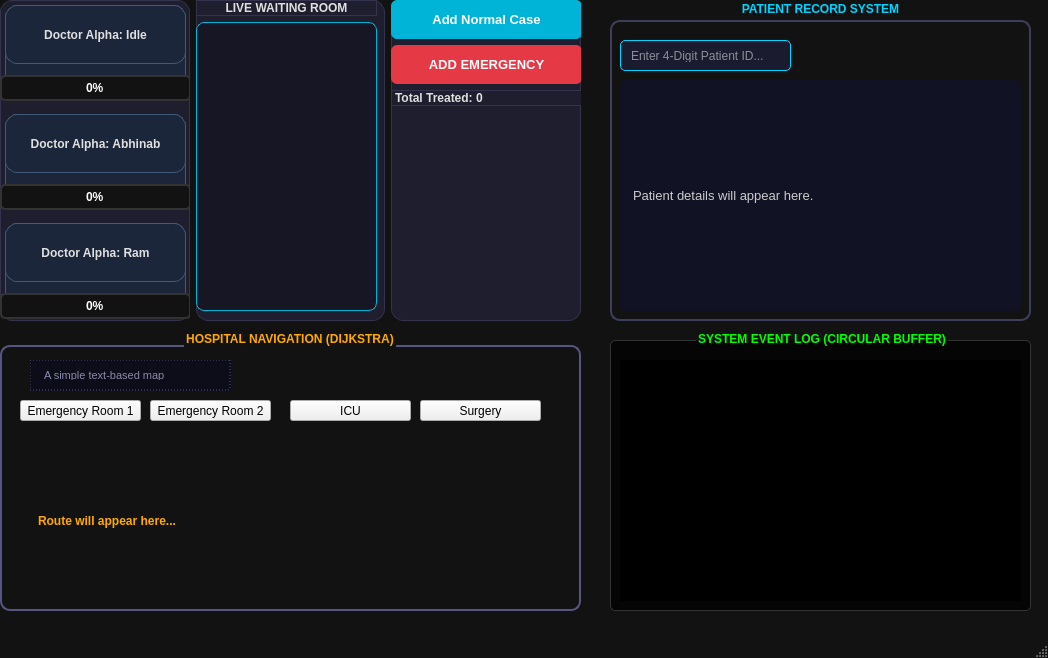
The window that mainwindow.ui (Abhinab-Basnet/Nexus-Health) describes before a commit, drawn with Qt 5.
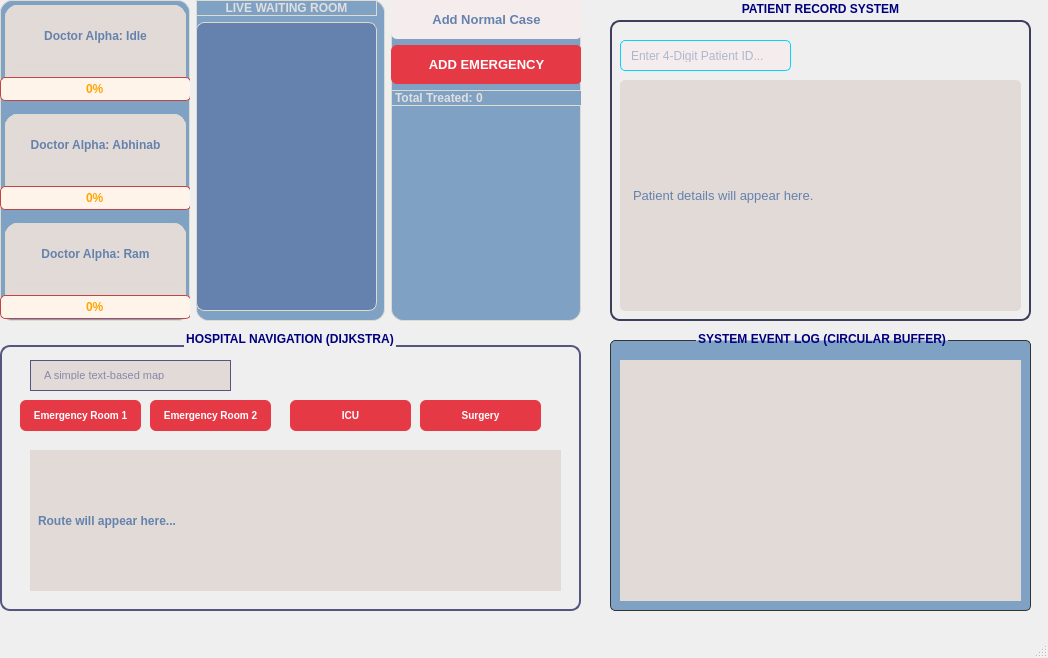
The same window after the commit.

The edit to the form file:
```diff
--- a/mainwindow.ui
+++ b/mainwindow.ui
@@ -14,9 +14,7 @@
    <string>MainWindow</string>
   </property>
   <property name="styleSheet">
-   <string notr="true">QMainWindow {
-    background-color: #121212;
-}</string>
+   <string notr="true"/>
   </property>
   <widget class="QWidget" name="centralwidget">
    <widget class="QWidget" name="horizontalLayoutWidget">
@@ -33,9 +31,9 @@
       <widget class="QFrame" name="frameDoctors">
        <property name="styleSheet">
         <string notr="true">QFrame {
-    background-color: #1E1E2E;
+    background-color: #7FA1C3;
     border-radius: 12px;
-    border: 1px solid #33334d;
+    border: 1px solid #DDDAD0;
 }</string>
        </property>
        <property name="frameShape">
@@ -58,8 +56,8 @@
           <widget class="QFrame" name="doc1">
            <property name="styleSheet">
             <string notr="true">QFrame {
-    background-color: #1B263B;
-    border: 1px solid #415A77; /* Subtle border to make it look like glass */
+    background-color: #E2DAD6;
+    
     margin: 5px;
 }</string>
            </property>
@@ -83,7 +81,7 @@
               <widget class="QLabel" name="lblDoc1Name">
                <property name="styleSheet">
                 <string notr="true">QLabel {
-    color: #E0E0E0;
+    color: #6482AD;
     font-family: &quot;Segoe UI&quot;;
     font-weight: 500;
 }</string>
@@ -100,12 +98,13 @@
               <widget class="QProgressBar" name="pbDoc1">
                <property name="styleSheet">
                 <string notr="true">QProgressBar {
-    border: 2px solid #333;
+    
     border-radius: 5px;
     text-align: center;
-    color: white;
+    color: orange;
     font-weight: bold;
-    background-color: #121212;
+    background-color: #FFF4EA;
+border: 1px solid #BF4646;
 }
 
 QProgressBar::chunk {
@@ -126,8 +125,8 @@
           <widget class="QFrame" name="doc2">
            <property name="styleSheet">
             <string notr="true">QFrame {
-    background-color: #1B263B;
-    border: 1px solid #415A77; /* Subtle border to make it look like glass */
+    background-color: #E2DAD6;
+    
     margin: 5px;
 }</string>
            </property>
@@ -151,7 +150,7 @@
               <widget class="QLabel" name="lblDoc2Name">
                <property name="styleSheet">
                 <string notr="true">QLabel {
-    color: #E0E0E0;
+    color: #6482AD;
     font-family: &quot;Segoe UI&quot;;
     font-weight: 500;
 }</string>
@@ -168,12 +167,13 @@
               <widget class="QProgressBar" name="pbDoc2">
                <property name="styleSheet">
                 <string notr="true">QProgressBar {
-    border: 2px solid #333;
+    
     border-radius: 5px;
     text-align: center;
-    color: white;
+    color: orange;
     font-weight: bold;
-    background-color: #121212;
+    background-color: #FFF4EA;
+border: 1px solid #BF4646;
 }
 
 QProgressBar::chunk {
@@ -194,8 +194,8 @@
           <widget class="QFrame" name="doc3">
            <property name="styleSheet">
             <string notr="true">QFrame {
-    background-color: #1B263B;
-    border: 1px solid #415A77; /* Subtle border to make it look like glass */
+    background-color: #E2DAD6;
+    
     margin: 5px;
 }</string>
            </property>
@@ -219,7 +219,7 @@
               <widget class="QLabel" name="lblDoc3Name">
                <property name="styleSheet">
                 <string notr="true">QLabel {
-    color: #E0E0E0;
+    color: #6482AD;
     font-family: &quot;Segoe UI&quot;;
     font-weight: 500;
 }</string>
@@ -236,12 +236,13 @@
               <widget class="QProgressBar" name="pbDoc3">
                <property name="styleSheet">
                 <string notr="true">QProgressBar {
-    border: 2px solid #333;
+    
     border-radius: 5px;
     text-align: center;
-    color: white;
+    color: orange;
     font-weight: bold;
-    background-color: #121212;
+    background-color: #FFF4EA;
+border: 1px solid #BF4646;
 }
 
 QProgressBar::chunk {
@@ -266,9 +267,9 @@
       <widget class="QFrame" name="frameQueue">
        <property name="styleSheet">
         <string notr="true">QFrame {
-    background-color: #1E1E2E;
+    background-color: #7FA1C3;
     border-radius: 12px;
-    border: 1px solid #33334d;
+    border: 1px solid #DDDAD0;
 }</string>
        </property>
        <property name="frameShape">
@@ -308,8 +309,8 @@
           <widget class="QListWidget" name="listPatients">
            <property name="styleSheet">
             <string notr="true">QListWidget {
-    background-color: #161625;
-    border: 1px solid #00B4D8;
+    background-color: #6482AD;
+    border: 1px solid #DDDAD0;
     border-radius: 8px;
     color: #E0E0E0;
     font-family: &quot;Segoe UI&quot;, sans-serif;
@@ -327,9 +328,9 @@
       <widget class="QFrame" name="frameInput">
        <property name="styleSheet">
         <string notr="true">QFrame {
-    background-color: #1E1E2E;
+    background-color: #7FA1C3;
     border-radius: 12px;
-    border: 1px solid #33334d;
+    border: 1px solid #DDDAD0;
 }</string>
        </property>
        <property name="frameShape">
@@ -352,8 +353,8 @@
           <widget class="QPushButton" name="btnNormal">
            <property name="styleSheet">
             <string notr="true">QPushButton {
-    background-color: #00B4D8;
-    color: white;
+    background-color: #F5EDED;
+    color: #6482AD;
     font-weight: bold;
     border-radius: 6px;
     padding: 12px;
@@ -438,7 +439,8 @@
     border: 2px solid #3d3d5c;
     border-radius: 10px;
     margin-top: 20px;
-    color: #00d4ff; /* Cyan title */
+  
+	color: rgb(0, 0, 127);
     font-weight: bold;
 }</string>
        </property>
@@ -459,11 +461,11 @@
         </property>
         <property name="styleSheet">
          <string notr="true">QLineEdit{
-    background-color: #1b1b2f;
+    background-color: #F5EDED;
     border: 1px solid #00d4ff;
     border-radius: 5px;
     padding: 8px;
-    color: white;
+    color: #6482AD;
 }</string>
         </property>
         <property name="placeholderText">
@@ -481,10 +483,10 @@
         </property>
         <property name="styleSheet">
          <string notr="true">QLabel{
-    background-color: #121225;
+    background-color: #E2DAD6;
     border-radius: 5px;
     padding: 10px;
-    color: #cccccc;
+    color: #6482AD;
     font-family: &quot;Segoe UI&quot;;
     font-size: 13px;
 }</string>
@@ -517,7 +519,8 @@
     border: 2px solid #55557f;
     border-radius: 10px;
     margin-top: 15px;
-    color: #ffaa00; /* Orange for Navigation */
+    
+	color: rgb(0, 0, 127);
     font-weight: bold;
 }</string>
        </property>
@@ -538,8 +541,8 @@
         </property>
         <property name="styleSheet">
          <string notr="true">QLabel#lblMap {
-    background-color: #0d0d1a;
-    border: 1px dashed #55557f;
+    background-color: #E2DAD6;
+    border: 1px solid #55557f;
     padding: 10px;
     color: #8888aa;
     font-family: &quot;Courier New&quot;; /* Monospace for map feel */
@@ -556,9 +559,23 @@
           <x>20</x>
           <y>70</y>
           <width>121</width>
-          <height>21</height>
+          <height>31</height>
          </rect>
         </property>
+        <property name="styleSheet">
+         <string notr="true">QPushButton {
+   background-color: #E63946;
+    color: white;
+    font-weight: bold;
+    border-radius: 6px;
+    padding: 8px;
+    font-size: 10px;
+}
+QPushButton:hover {
+    background-color: #D62828;
+
+}</string>
+        </property>
         <property name="text">
          <string>Emergency Room 1</string>
         </property>
@@ -574,9 +591,10 @@
         </property>
         <property name="styleSheet">
          <string notr="true">QLabel#lblRouteResult {
-    color: #ffaa00;
+    color: #6482AD;
     font-weight: bold;
     padding: 5px;
+background-color:#E2DAD6;
 }</string>
         </property>
         <property name="text">
@@ -592,9 +610,23 @@
           <x>150</x>
           <y>70</y>
           <width>121</width>
-          <height>21</height>
+          <height>31</height>
          </rect>
         </property>
+        <property name="styleSheet">
+         <string notr="true">QPushButton {
+   background-color: #E63946;
+    color: white;
+    font-weight: bold;
+    border-radius: 6px;
+    padding: 8px;
+    font-size: 10px;
+}
+QPushButton:hover {
+    background-color: #D62828;
+
+}</string>
+        </property>
         <property name="text">
          <string>Emergency Room 2</string>
         </property>
@@ -605,9 +637,23 @@
           <x>290</x>
           <y>70</y>
           <width>121</width>
-          <height>21</height>
+          <height>31</height>
          </rect>
         </property>
+        <property name="styleSheet">
+         <string notr="true">QPushButton {
+   background-color: #E63946;
+    color: white;
+    font-weight: bold;
+    border-radius: 6px;
+    padding: 8px;
+    font-size: 10px;
+}
+QPushButton:hover {
+    background-color: #D62828;
+
+}</string>
+        </property>
         <property name="text">
          <string>ICU</string>
         </property>
@@ -618,9 +664,23 @@
           <x>420</x>
           <y>70</y>
           <width>121</width>
-          <height>21</height>
+          <height>31</height>
          </rect>
         </property>
+        <property name="styleSheet">
+         <string notr="true">QPushButton {
+   background-color: #E63946;
+    color: white;
+    font-weight: bold;
+    border-radius: 6px;
+    padding: 8px;
+    font-size: 10px;
+}
+QPushButton:hover {
+    background-color: #D62828;
+
+}</string>
+        </property>
         <property name="text">
          <string>Surgery</string>
         </property>
@@ -646,9 +706,10 @@
     border: 1px solid #333333;
     border-radius: 5px;
     margin-top: 10px;
-    color: #00ff00; /* Neon Green */
+    
+	color: rgb(0, 0, 127);
     font-weight: bold;
-    background-color: #050505;
+    background-color: #7FA1C3;
 }</string>
        </property>
        <property name="title">
@@ -668,9 +729,9 @@
         </property>
         <property name="styleSheet">
          <string notr="true">QListWidget#listLogs {
-    background-color: #000000;
+    background-color: #E2DAD6;
     border: none;
-    color: #00ff00; /* Terminal Green text */
+    color: #6482AD; 
     font-family: 'Courier New', monospace;
     font-size: 11px;
 }</string>
```
Left out of the diff: 11 changed lines with no effect on the pictures.
